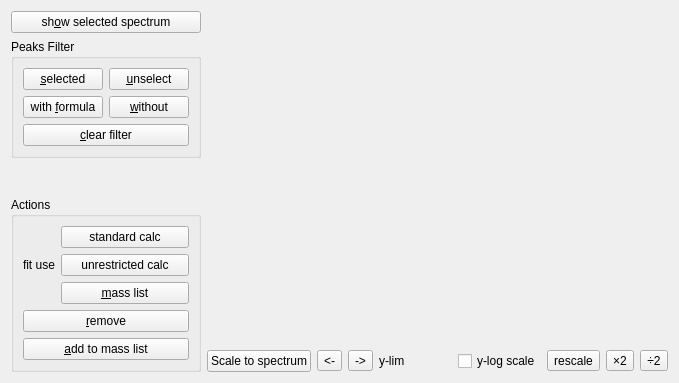
Qt form Orbitool/UI/PeakFit.ui (l460289052/Orbitool) before a commit.
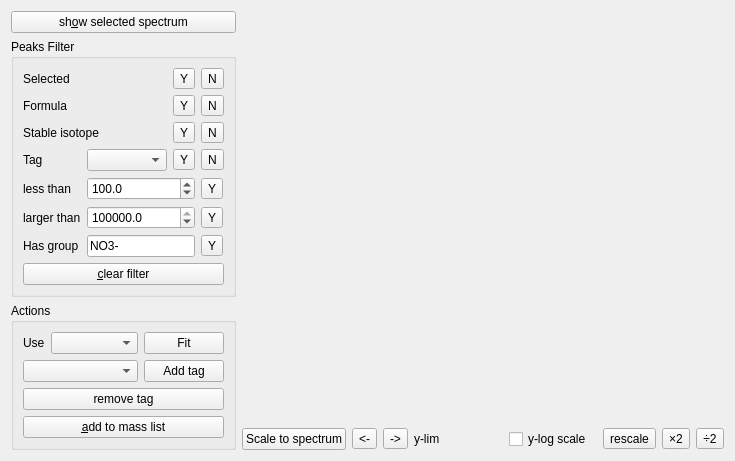
The same form after that commit.

The edit to the form file:
```diff
--- a/Orbitool/UI/PeakFit.ui
+++ b/Orbitool/UI/PeakFit.ui
@@ -6,8 +6,8 @@
    <rect>
     <x>0</x>
     <y>0</y>
-    <width>679</width>
-    <height>383</height>
+    <width>735</width>
+    <height>450</height>
    </rect>
   </property>
   <property name="windowTitle">
@@ -37,55 +37,165 @@
        <layout class="QVBoxLayout" name="verticalLayout_3">
         <item>
          <layout class="QGridLayout" name="gridLayout">
-          <item row="0" column="1">
-           <widget class="QPushButton" name="filterUnselectedPushButton">
-            <property name="toolTip">
-             <string>Alt+U</string>
+          <item row="3" column="2">
+           <widget class="QToolButton" name="filterTagYToolButton">
+            <property name="text">
+             <string>Y</string>
             </property>
+           </widget>
+          </item>
+          <item row="3" column="0">
+           <widget class="QLabel" name="label_5">
             <property name="text">
-             <string>&amp;unselect</string>
+             <string>Tag</string>
             </property>
-            <property name="shortcut">
-             <string>Alt+U</string>
+           </widget>
+          </item>
+          <item row="1" column="3">
+           <widget class="QToolButton" name="filterFormulaNToolButton">
+            <property name="text">
+             <string>N</string>
             </property>
            </widget>
           </item>
-          <item row="0" column="0">
-           <widget class="QPushButton" name="filterSelectedPushButton">
-            <property name="toolTip">
-             <string>Alt+S</string>
+          <item row="0" column="2">
+           <widget class="QToolButton" name="filterSelectYToolButton">
+            <property name="text">
+             <string>Y</string>
             </property>
+           </widget>
+          </item>
+          <item row="1" column="2">
+           <widget class="QToolButton" name="filterFormulaYToolButton">
             <property name="text">
-             <string>&amp;selected</string>
+             <string>Y</string>
             </property>
-            <property name="shortcut">
-             <string>Alt+S</string>
+           </widget>
+          </item>
+          <item row="0" column="3">
+           <widget class="QToolButton" name="filterSelectNToolButton">
+            <property name="text">
+             <string>N</string>
             </property>
            </widget>
           </item>
-          <item row="1" column="0">
-           <widget class="QPushButton" name="filterFormulaWithPushButton">
-            <property name="toolTip">
-             <string>Alt+F</string>
+          <item row="6" column="3">
+           <widget class="QToolButton" name="filterGroupToolButton">
+            <property name="text">
+             <string>Y</string>
             </property>
+           </widget>
+          </item>
+          <item row="3" column="1">
+           <widget class="QComboBox" name="filterTagComboBox"/>
+          </item>
+          <item row="1" column="0" colspan="2">
+           <widget class="QLabel" name="label_4">
             <property name="text">
-             <string>with &amp;formula</string>
+             <string>Formula</string>
             </property>
-            <property name="shortcut">
-             <string>Alt+F</string>
+           </widget>
+          </item>
+          <item row="3" column="3">
+           <widget class="QToolButton" name="filterTagNToolButton">
+            <property name="text">
+             <string>N</string>
             </property>
            </widget>
           </item>
-          <item row="1" column="1">
-           <widget class="QPushButton" name="filterFormulaWithoutPushButton">
-            <property name="toolTip">
-             <string>Alt+W</string>
+          <item row="5" column="1" colspan="2">
+           <widget class="QDoubleSpinBox" name="filterIntensityMinDoubleSpinBox">
+            <property name="decimals">
+             <number>1</number>
             </property>
+            <property name="maximum">
+             <double>1000000000000.000000000000000</double>
+            </property>
+            <property name="value">
+             <double>100000.000000000000000</double>
+            </property>
+           </widget>
+          </item>
+          <item row="0" column="0" colspan="2">
+           <widget class="QLabel" name="label_3">
             <property name="text">
-             <string>&amp;without</string>
+             <string>Selected</string>
             </property>
-            <property name="shortcut">
-             <string>Alt+W</string>
+           </widget>
+          </item>
+          <item row="5" column="0">
+           <widget class="QLabel" name="label_7">
+            <property name="text">
+             <string>larger than</string>
+            </property>
+           </widget>
+          </item>
+          <item row="4" column="3">
+           <widget class="QToolButton" name="filterIntensityMaxToolButton">
+            <property name="text">
+             <string>Y</string>
+            </property>
+           </widget>
+          </item>
+          <item row="4" column="1" colspan="2">
+           <widget class="QDoubleSpinBox" name="filterIntensityMaxDoubleSpinBox">
+            <property name="decimals">
+             <number>1</number>
+            </property>
+            <property name="maximum">
+             <double>1000000000000.000000000000000</double>
+            </property>
+            <property name="value">
+             <double>100.000000000000000</double>
+            </property>
+           </widget>
+          </item>
+          <item row="2" column="0" colspan="2">
+           <widget class="QLabel" name="label_8">
+            <property name="text">
+             <string>Stable isotope</string>
+            </property>
+           </widget>
+          </item>
+          <item row="5" column="3">
+           <widget class="QToolButton" name="filterIntensityMinToolButton">
+            <property name="text">
+             <string>Y</string>
+            </property>
+           </widget>
+          </item>
+          <item row="4" column="0">
+           <widget class="QLabel" name="label_6">
+            <property name="text">
+             <string>less than</string>
+            </property>
+           </widget>
+          </item>
+          <item row="2" column="2">
+           <widget class="QToolButton" name="filterStableIsotopeYToolButton">
+            <property name="text">
+             <string>Y</string>
+            </property>
+           </widget>
+          </item>
+          <item row="2" column="3">
+           <widget class="QToolButton" name="filterStableIsotopeNToolButton">
+            <property name="text">
+             <string>N</string>
+            </property>
+           </widget>
+          </item>
+          <item row="6" column="1" colspan="2">
+           <widget class="QLineEdit" name="filterGroupLineEdit">
+            <property name="text">
+             <string>NO3-</string>
+            </property>
+           </widget>
+          </item>
+          <item row="6" column="0">
+           <widget class="QLabel" name="label_10">
+            <property name="text">
+             <string>Has group</string>
             </property>
            </widget>
           </item>
@@ -137,56 +247,55 @@
              </sizepolicy>
             </property>
             <property name="text">
-             <string>fit use</string>
+             <string>Use</string>
             </property>
            </widget>
           </item>
           <item>
-           <layout class="QVBoxLayout" name="verticalLayout_5">
-            <item>
-             <widget class="QPushButton" name="actionFit_FormulaPushButton">
-              <property name="toolTip">
-               <string>standard calculator</string>
-              </property>
-              <property name="text">
-               <string>standard calc</string>
-              </property>
-             </widget>
-            </item>
-            <item>
-             <widget class="QPushButton" name="actionFit_ForceFormulaPushButton">
-              <property name="toolTip">
-               <string>unrestricted calculator</string>
-              </property>
-              <property name="text">
-               <string>unrestricted calc</string>
-              </property>
-             </widget>
-            </item>
-            <item>
-             <widget class="QPushButton" name="actionFit_MassListPushButton">
-              <property name="toolTip">
-               <string>Alt+M</string>
-              </property>
-              <property name="text">
-               <string>&amp;mass list</string>
-              </property>
-              <property name="shortcut">
-               <string>Alt+M</string>
-              </property>
-             </widget>
-            </item>
-           </layout>
+           <widget class="QComboBox" name="fitComboBox"/>
           </item>
+          <item>
+           <widget class="QPushButton" name="fitPushButton">
+            <property name="sizePolicy">
+             <sizepolicy hsizetype="Maximum" vsizetype="Fixed">
+              <horstretch>0</horstretch>
+              <verstretch>0</verstretch>
+             </sizepolicy>
+            </property>
+            <property name="text">
+             <string>Fit</string>
+            </property>
+           </widget>
+          </item>
          </layout>
         </item>
         <item>
-         <widget class="QPushButton" name="actionRmPushButton">
+         <layout class="QHBoxLayout" name="horizontalLayout_4">
+          <item>
+           <widget class="QComboBox" name="addTagComboBox"/>
+          </item>
+          <item>
+           <widget class="QPushButton" name="addTagPushButton">
+            <property name="sizePolicy">
+             <sizepolicy hsizetype="Maximum" vsizetype="Fixed">
+              <horstretch>0</horstretch>
+              <verstretch>0</verstretch>
+             </sizepolicy>
+            </property>
+            <property name="text">
+             <string>Add tag</string>
+            </property>
+           </widget>
+          </item>
+         </layout>
+        </item>
+        <item>
+         <widget class="QPushButton" name="actionRmTagPushButton">
           <property name="toolTip">
            <string>Alt+R</string>
           </property>
           <property name="text">
-           <string>&amp;remove</string>
+           <string>remove tag</string>
           </property>
           <property name="shortcut">
            <string>Alt+R</string>
```
